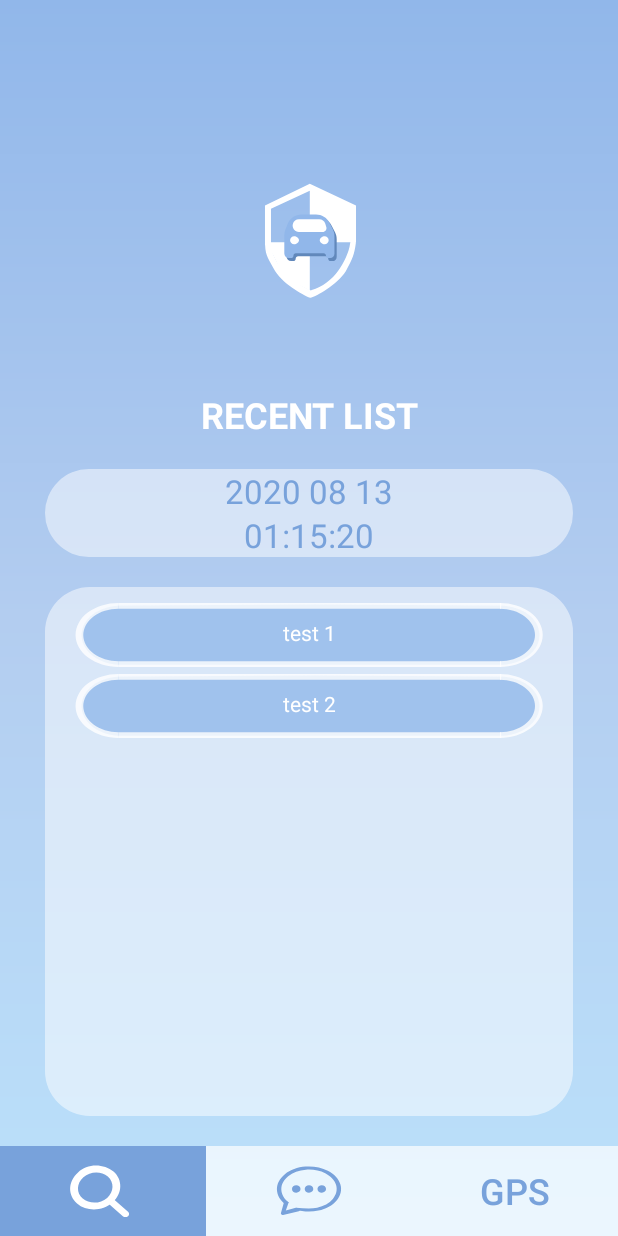
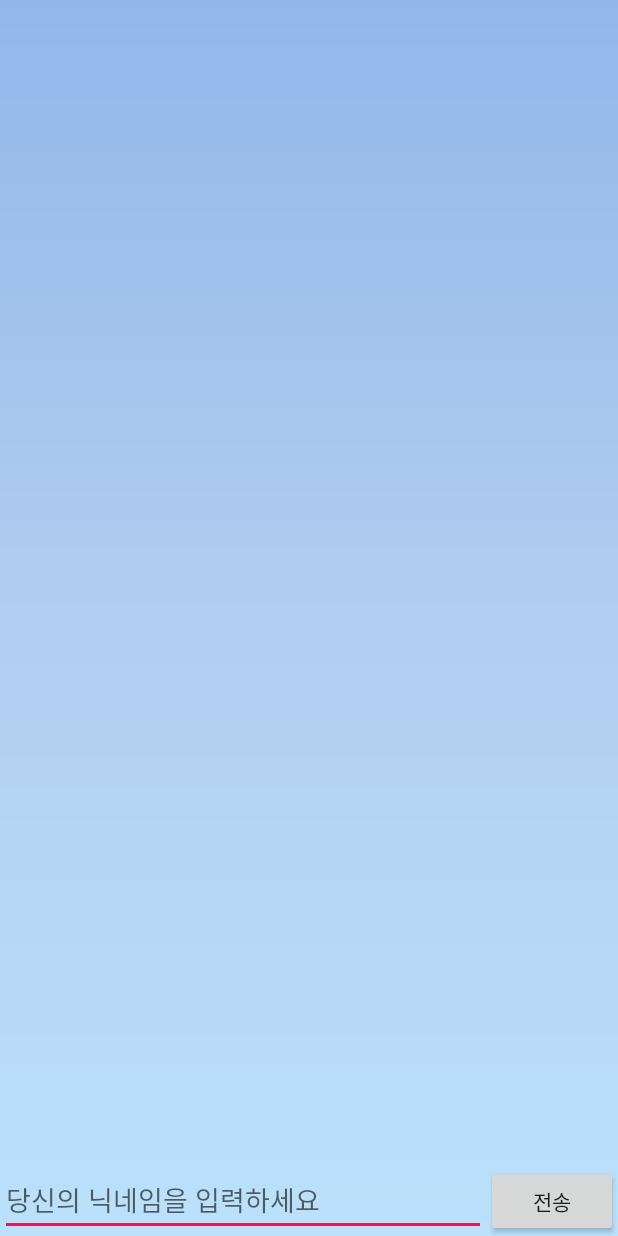
Before and after one commit to sdoaolo/FindWitness, an Android app: the fragment MainChatFragment placed in its activity, after a tap on "test 1", on a phone screen of 412 x 824 dp. Run offline under Robolectric (Android 15) with nearby library versions, the phone set to English and light mode, and no system bars.

Commit message:
connect chatFragment to chatActivity

```diff
--- a/app/src/main/AndroidManifest.xml
+++ b/app/src/main/AndroidManifest.xml
@@ -26,5 +26,7 @@
                 <category android:name="android.intent.category.LAUNCHER" />
             </intent-filter>
         </activity>
+        <activity android:name=".ChatActivity">
+        </activity>
     </application>
 </manifest>
--- a/app/src/main/java/com/example/findwitness/MainChatFragment.java
+++ b/app/src/main/java/com/example/findwitness/MainChatFragment.java
@@ -1,5 +1,6 @@
 package com.example.findwitness;
 
+import android.content.Intent;
 import android.os.Bundle;
 import android.util.Log;
 import android.view.LayoutInflater;
@@ -45,7 +46,8 @@ public class MainChatFragment extends Fragment {
             @Override
             public void onItemClick(AdapterView parent, View v, int position, long id){
                 Log.d("cccccccccccccc","item clicked: "+myAdapter.getItem(position).getUserName()); //
-
+                Intent intent = new Intent(getActivity(),ChatActivity.class);
+                startActivity(intent);
             }
         });
     }
--- a/app/src/main/res/layout/activity_chat.xml
+++ b/app/src/main/res/layout/activity_chat.xml
@@ -4,7 +4,8 @@
     xmlns:tools="http://schemas.android.com/tools"
     android:layout_width="match_parent"
     android:layout_height="match_parent"
-    android:orientation="vertical">
+    android:orientation="vertical"
+    android:background="@drawable/activity_background">
     <RelativeLayout
         android:layout_width="match_parent"
         android:layout_height="80dp">
```
